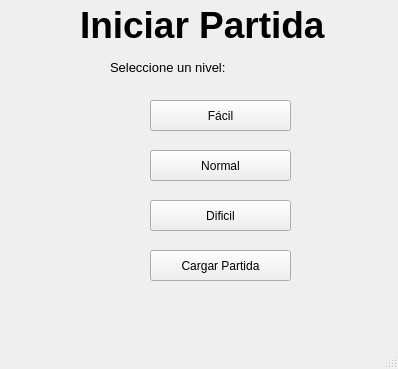
Old version of the form ventana_jugar.ui in the repository josephtk18/ProyectoSudoku.
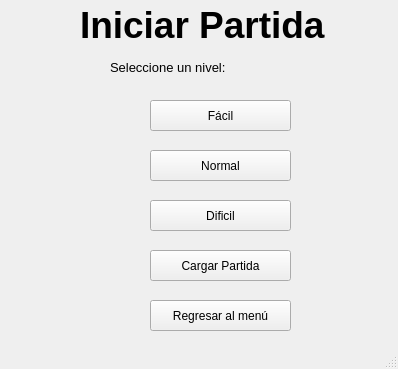
New version of the form.

```diff
--- a/ventana_jugar.ui
+++ b/ventana_jugar.ui
@@ -92,6 +92,19 @@
      <string>Cargar Partida</string>
     </property>
    </widget>
+   <widget class="QPushButton" name="Btn_menu">
+    <property name="geometry">
+     <rect>
+      <x>150</x>
+      <y>300</y>
+      <width>141</width>
+      <height>31</height>
+     </rect>
+    </property>
+    <property name="text">
+     <string>Regresar al menú</string>
+    </property>
+   </widget>
   </widget>
   <widget class="QMenuBar" name="menubar">
    <property name="geometry">
```
